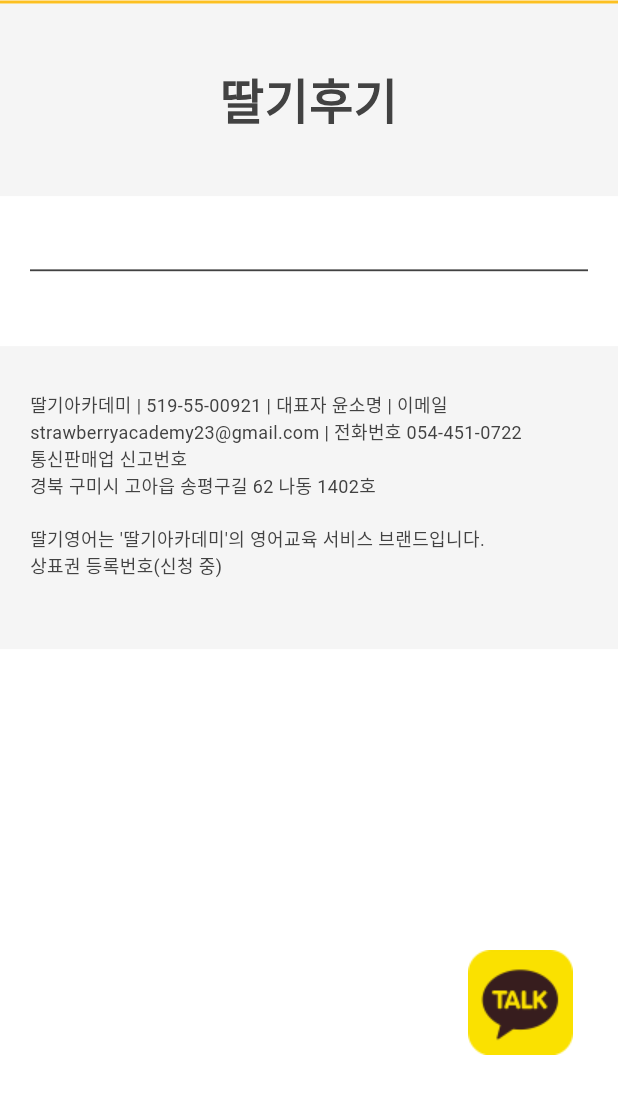
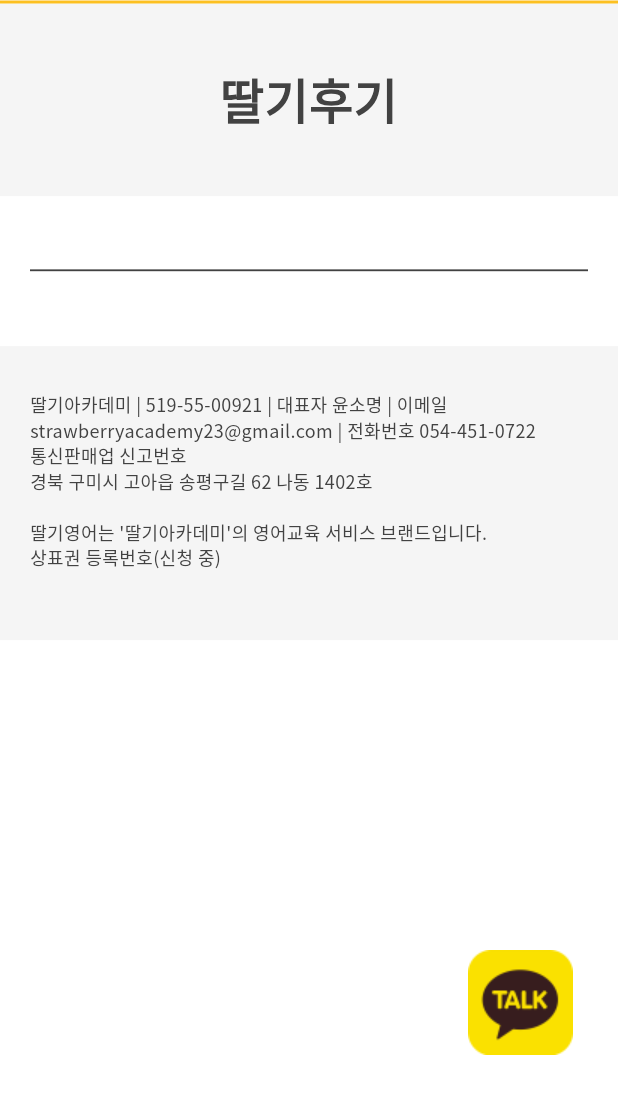
Before and after one commit to yj7-park/strawberryenglish, a Flutter app: the screen it shows after launch, after a tap on "✔ 딸기후기 바로가기", on a phone screen of 412 x 824 dp, the part 136-1236 px from its top. Run offline on Flutter 3.47's test engine with Material 3 defaults, Android fonts, the phone set to English and light mode, and no system bars; our stand-ins replace carousel_slider, cloud_firestore, firebase_auth, firebase_core, fl_chart, flutter_markdown and 4 more; missing offline and left inert: bootpay, googleapis, pointer_interceptor, spreadsheet_decoder, universal_html, youtube_player_iframe_web; accounts and stored records are empty; statements that could not run were skipped; key blocks and very long unbroken strings in the code were emptied for the run.

Commit message:
폰트 추가 (성능향상 필요)

```diff
--- a/lib/main.dart
+++ b/lib/main.dart
@@ -63,7 +63,8 @@ class MyApp extends StatelessWidget {
         debugShowCheckedModeBanner: false,
         title: 'Strawberry English',
         theme: ThemeData(
-          primarySwatch: Colors.blue,
+          primarySwatch: Colors.amber,
+          fontFamily: 'NotoSansKR',
         ),
         initialRoute: '/',
         onGenerateRoute: (settings) {
--- a/lib/screens/calendar_body.dart
+++ b/lib/screens/calendar_body.dart
@@ -1130,7 +1130,7 @@ Tutor: ${widget.user.data['trialTutor'] ?? ''}
               children: [
                 Text(text1,
                     style: TextStyle(
-                        color: mainColor, fontWeight: FontWeight.w600)),
+                        color: mainColor, fontWeight: FontWeight.w500)),
                 Text(
                   text2,
                   style: const TextStyle(fontWeight: FontWeight.bold),
@@ -1191,7 +1191,7 @@ Tutor: ${widget.user.data['trialTutor'] ?? ''}
                                 '취소',
                                 style: TextStyle(
                                   color: mainColor,
-                                  fontWeight: FontWeight.w600,
+                                  fontWeight: FontWeight.w500,
                                 ),
                               ),
                             ],
--- a/lib/themes/my_theme.dart
+++ b/lib/themes/my_theme.dart
@@ -4,6 +4,7 @@ import 'package:flutter/material.dart';
 const Color primaryColor = Color(0xff8a7001);
 
 final ThemeData customTheme = ThemeData(
+  fontFamily: 'NotoSansKR',
   // colorScheme: ColorScheme.fromSwatch(
   //   primarySwatch: Colors.grey,
   // ),
```
Also changed, not shown: pubspec.yaml (+18 -0 lines), fonts/Roboto.ttf (added), 10 other files.
